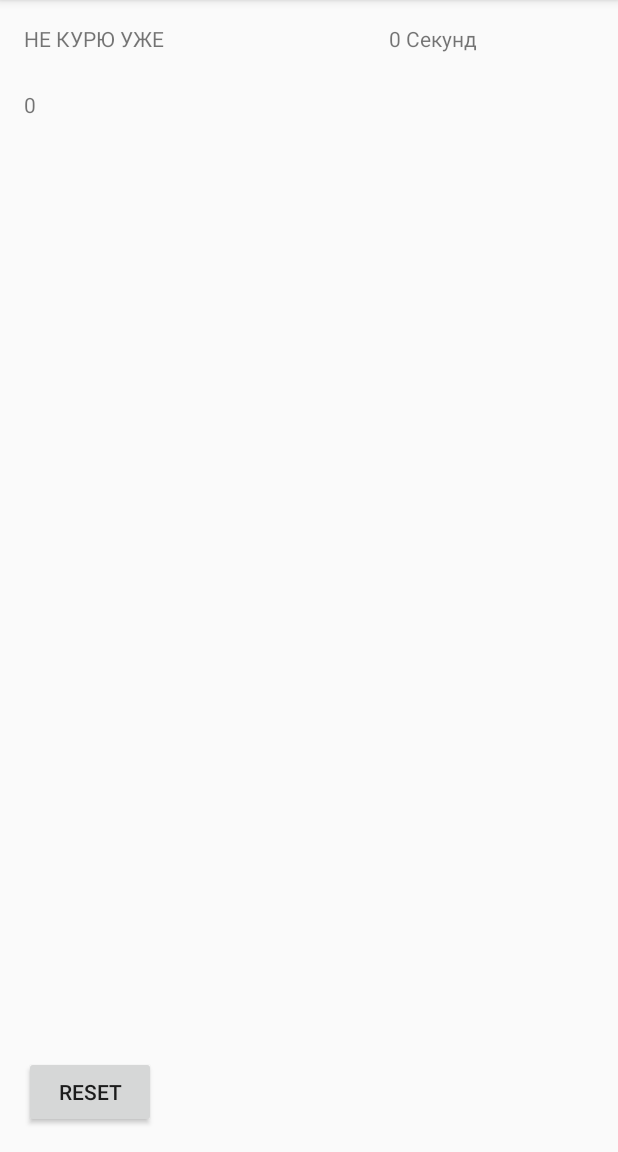
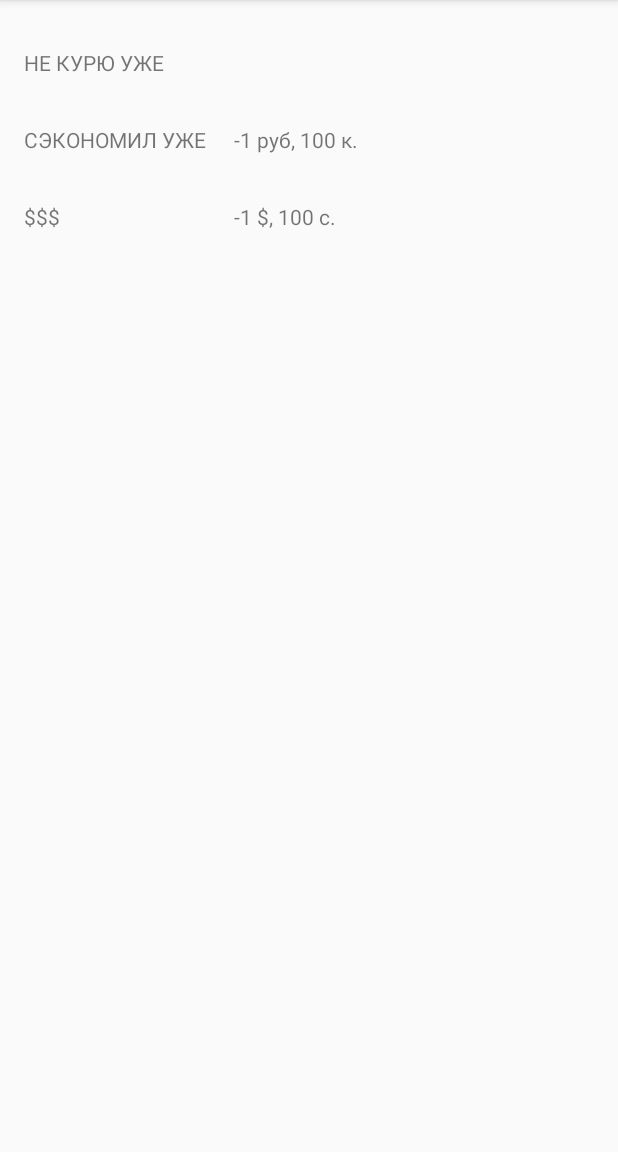
Before and after one commit to Undrown/NoSmoking, an Android app: the screen it shows after launch (MainActivity), on a phone screen of 412 x 824 dp, the part 84-1236 px from its top. Run offline under Robolectric (Android 15) with nearby library versions, the light colour scheme and no system bars.

Commit message:
added separate class TimestampFormat, MoneySavedFormat

```diff
--- a/app/src/main/java/com/undrown/nosmoking/MainActivity.kt
+++ b/app/src/main/java/com/undrown/nosmoking/MainActivity.kt
@@ -3,6 +3,7 @@ package com.undrown.nosmoking
 import android.content.Context
 import android.os.Bundle
 import androidx.appcompat.app.AppCompatActivity
+import androidx.core.view.isVisible
 import kotlinx.android.synthetic.main.activity_main.*
 import java.util.*
 import java.util.concurrent.TimeUnit
@@ -14,132 +15,25 @@ class MainActivity : AppCompatActivity() {
     override fun onCreate(savedInstanceState: Bundle?) {
         super.onCreate(savedInstanceState)
         setContentView(R.layout.activity_main)
-        val pref = this.getPreferences(Context.MODE_PRIVATE)
-        var timeStart = pref.getLong("com.undrown.nosmoking.timestart", Date().time)
+        var timeStart =
+            this.getPreferences(Context.MODE_PRIVATE)
+                .getLong("com.undrown.nosmoking.timestart", Date().time)
         fixedRateTimer("timer", false, 0L, 1000L){
             this@MainActivity.runOnUiThread {
-                timePassed.text = getTimeStamp(timeStart)
-                textMoneySaved.text = ((Date().time - timeStart)*(20/(3600*24))).toString()
+                val timeCur = Date().time
+                val moneySaved = MoneySavedFormat(timeStart, timeCur)
+                timePassed.text = TimestampFormat(timeStart, timeCur).toVerbose()
+                rubSaved.text = moneySaved.vRub
+                dollarsSaved.text = moneySaved.vUSD
             }
         }
         resetButton.setOnClickListener {
-            with(pref.edit()){
+            with(this.getPreferences(Context.MODE_PRIVATE).edit()){
                 putLong("com.undrown.nosmoking.timestart", Date().time)
                 apply()
             }
-            timeStart = pref.getLong("com.undrown.nosmoking.timestart", Date().time)
+            timeStart = this.getPreferences(Context.MODE_PRIVATE).getLong("com.undrown.nosmoking.timestart", Date().time)
         }
-    }
-
-    private fun getTimeStamp(timeStart:Long):String{
-        val timeDelta = Date().time - timeStart
-        var timeDeltaInMillisRest = timeDelta
-        //days
-        var diff = TimeUnit.DAYS.convert(timeDeltaInMillisRest, TimeUnit.MILLISECONDS)
-        var diffUsed = TimeUnit.DAYS.toMillis(diff)
-        timeDeltaInMillisRest -= diffUsed
-        //test
-        val years = diff/365
-        var daysRest = diff%365
-        val months = daysRest/30
-        daysRest %= 30
-        val yearsVerbose = when(abs(years/10) % 10){
-            1L -> "Лет"
-            else -> {
-                when(abs(years) % 10){
-                    1L -> "Год"
-                    2L, 3L, 4L -> "Года"
-                    else -> {
-                        "Лет"
-                    }
-                }
-            }
-        }
-        val monthsVerbose = when(abs(months/10) % 10){
-            1L -> "Месяцев"
-            else -> {
-                when(abs(months) % 10){
-                    1L -> "Месяц"
-                    2L, 3L, 4L -> "Месяца"
-                    else -> {
-                        "Месяцев"
-                    }
-                }
-            }
-        }
-        var ymd = ""
-        if(years != 0L){
-            ymd += "$years $yearsVerbose, "
-        }
-        if(months != 0L){
-            ymd += "$months $monthsVerbose, "
-        }
-        //ymd = "$years $yearsVerbose, $months $monthsVerbose, "
-        ////////////////////////////test
-        val daysVerbose = when(abs(daysRest/10) % 10){
-            1L -> "Дней"
-            else -> {
-                when(abs(daysRest) % 10){
-                    1L -> "День"
-                    2L, 3L, 4L -> "Дня"
-                    else -> {
-                        "Дней"
-                    }
-                }
-            }
-        }
-        val days = if(daysRest != 0L)"$daysRest $daysVerbose, " else ""
-        //hours
-        diff = TimeUnit.HOURS.convert(timeDeltaInMillisRest, TimeUnit.MILLISECONDS)
-        diffUsed = TimeUnit.HOURS.toMillis(diff)
-        timeDeltaInMillisRest -= diffUsed
-        val hoursVerbose = when(abs(diff/10) % 10){
-            1L -> "Часов"
-            else -> {
-                when(abs(diff) % 10){
-                    1L -> "Час"
-                    2L, 3L, 4L -> "Часа"
-                    else -> {
-                        "Часов"
-                    }
-                }
-            }
-        }
-        val hours = if(diff != 0L)"$diff $hoursVerbose, " else ""
-        //minutes
-        diff = TimeUnit.MINUTES.convert(timeDeltaInMillisRest, TimeUnit.MILLISECONDS)
-        diffUsed = TimeUnit.MINUTES.toMillis(diff)
-        timeDeltaInMillisRest -= diffUsed
-        val minutesVerbose = when(abs(diff/10) % 10){
-            1L -> "Минут"
-            else -> {
-                when(abs(diff) % 10){
-                    1L -> "Минуту"
-                    2L, 3L, 4L -> "Минуты"
-                    else -> {
-                        "Минут"
-                    }
-                }
-            }
-        }
-        val minutes = if (diff!=0L) "$diff $minutesVerbose, " else ""
-        //seconds
-        diff = TimeUnit.SECONDS.convert(timeDeltaInMillisRest, TimeUnit.MILLISECONDS)
-        diffUsed = TimeUnit.SECONDS.toMillis(diff)
-        timeDeltaInMillisRest -= diffUsed
-        val secondsVerbose = when(abs(diff/10) % 10){
-            1L -> "Секунд"
-            else -> {
-                when(abs(diff) % 10){
-                    1L -> "Секунду"
-                    2L, 3L, 4L -> "Секунды"
-                    else -> {
-                        "Секунд"
-                    }
-                }
-            }
-        }
-        val seconds = "$diff $secondsVerbose"
-        return "$ymd $days $hours $minutes $seconds"
+        resetButton.isVisible = false
     }
 }
--- /dev/null
+++ b/app/src/main/java/com/undrown/nosmoking/MoneySavedFormat.kt
@@ -0,0 +1,18 @@
+package com.undrown.nosmoking
+
+import kotlin.math.roundToInt
+
+class MoneySavedFormat(timeStart:Long, timeCur:Long) {
+    private val secDelta = (timeCur - timeStart)/1000              //секунд прошло
+    private val rubSavedPerDay:Double = 20.0                                //рублей в сутки
+    private val secInDay = 3600*24                                 //секунд в сутках
+    private val rubSavedPerSec = rubSavedPerDay/secInDay            //экономия в секунду
+    private val rubSaved = rubSavedPerSec * secDelta
+    private val usdSaved = (rubSaved/16.5f)
+    val rub = if(rubSaved - rubSaved.roundToInt() > 0)rubSaved.roundToInt() else rubSaved.roundToInt() - 1
+    val kop = ((rubSaved - rub)*100).roundToInt()
+    val usd = if(usdSaved - usdSaved.roundToInt() > 0)usdSaved.roundToInt() else usdSaved.roundToInt() - 1
+    val cent = ((usdSaved - usd)*100).roundToInt()
+    val vRub = "$rub руб, $kop к."
+    val vUSD = "$usd $, $cent c."
+}
--- /dev/null
+++ b/app/src/main/java/com/undrown/nosmoking/TimestampFormat.kt
@@ -0,0 +1,159 @@
+package com.undrown.nosmoking
+
+import kotlin.math.abs
+
+
+class TimestampFormat(timeStart:Long, timeCur:Long) {
+    private val timeDelta = timeCur - timeStart
+    private var years:Long = 0L
+    private var months:Long = 0L
+    private var days:Long = 0L
+    private var hours:Long = 0L
+    private var minutes:Long = 0L
+    private var seconds:Long = 0L
+
+    //service values
+    private val millisInSec = 1000L
+    private val millisInMinute = 60*millisInSec
+    private val millisInHour = 60*millisInMinute
+    private val millisInDay = 24*millisInHour
+    private val millisInMonth = 30*millisInDay
+    private val millisInYear = 365*millisInDay
+
+    init {
+        timeDelta
+            .getYears()
+            .getMonths()
+            .getDays()
+            .getHours()
+            .getMinutes()
+            .getSeconds()
+    }
+
+    fun toVerbose():String{
+        return "${vYear()}${vMonth()}${vDay()}${vHour()}${vMinute()}${vSecond()}"
+    }
+
+    private fun Long.getYears(): Long {
+        years = this/millisInYear
+        return this%millisInYear
+    }
+    private fun Long.getMonths(): Long {
+        months = this/millisInMonth
+        return this%millisInMonth
+    }
+    private fun Long.getDays(): Long {
+        days = this/millisInDay
+        return this%millisInDay
+    }
+    private fun Long.getHours(): Long {
+        hours = this/millisInHour
+        return this%millisInHour
+    }
+    private fun Long.getMinutes(): Long {
+        minutes = this/millisInMinute
+        return this%millisInMinute
+    }
+    private fun Long.getSeconds(): Long {
+        seconds = this/millisInSec
+        return this%millisInSec
+    }
+    //verbose functions
+
+    private fun vYear():String{
+        if(years == 0L) return ""
+        val v = when(abs(years/10) % 10){
+            1L -> "Лет"
+            else -> {
+                when(abs(years) % 10){
+                    1L -> "Год"
+                    2L, 3L, 4L -> "Года"
+                    else -> {
+                        "Лет"
+                    }
+                }
+            }
+        }
+        return "$years $v, "
+    }
+    private fun vMonth():String{
+        if(months == 0L) return ""
+        val v = when(abs(months/10) % 10){
+            1L -> "Месяцев"
+            else -> {
+                when(abs(months) % 10){
+                    1L -> "Месяц"
+                    2L, 3L, 4L -> "Месяца"
+                    else -> {
+                        "Месяцев"
+                    }
+                }
+            }
+        }
+        return "$months $v, "
+    }
+    private fun vDay():String{
+        if(days == 0L) return ""
+        val v = when(abs(days/10) % 10){
+            1L -> "Дней"
+            else -> {
+                when(abs(days) % 10){
+                    1L -> "День"
+                    2L, 3L, 4L -> "Дня"
+                    else -> {
+                        "Дней"
+                    }
+                }
+            }
+        }
+        return "$days $v, "
+    }
+    private fun vHour():String{
+        if(hours == 0L) return ""
+        val v = when(abs(hours/10) % 10){
+            1L -> "Часов"
+            else -> {
+                when(abs(hours) % 10){
+                    1L -> "Час"
+                    2L, 3L, 4L -> "Часа"
+                    else -> {
+                        "Часов"
+                    }
+                }
+            }
+        }
+        return "$hours $v, "
+    }
+    private fun vMinute():String{
+        if(minutes == 0L) return ""
+        val v = when(abs(minutes/10) % 10){
+            1L -> "Минут"
+            else -> {
+                when(abs(minutes) % 10){
+                    1L -> "Минута"
+                    2L, 3L, 4L -> "Минуты"
+                    else -> {
+                        "Минут"
+                    }
+                }
+            }
+        }
+        return "$minutes $v, "
+    }
+    private fun vSecond():String{
+        if(seconds == 0L) return ""
+        val v = when(abs(seconds/10) % 10){
+            1L -> "Секунд"
+            else -> {
+                when(abs(seconds) % 10){
+                    1L -> "Секунда"
+                    2L, 3L, 4L -> "Секунды"
+                    else -> {
+                        "Секунд"
+                    }
+                }
+            }
+        }
+        return "$seconds $v"
+    }
+}
--- a/app/src/main/res/layout/activity_main.xml
+++ b/app/src/main/res/layout/activity_main.xml
@@ -8,45 +8,49 @@
 
     <TextView
         android:id="@+id/textTimePassed"
-        android:layout_width="150dp"
+        android:layout_width="140dp"
         android:layout_height="wrap_content"
         android:layout_marginStart="16dp"
         android:layout_marginLeft="16dp"
-        android:layout_marginTop="16dp"
+        android:layout_marginTop="32dp"
         android:text="@string/t_textTimePassed"
         app:layout_constraintStart_toStartOf="parent"
         app:layout_constraintTop_toTopOf="parent" />
 
     <TextView
         android:id="@+id/timePassed"
-        android:layout_width="150dp"
+        android:layout_width="0dp"
         android:layout_height="wrap_content"
-        android:layout_marginTop="16dp"
+        android:layout_marginTop="32dp"
+        android:layout_marginEnd="16dp"
+        android:layout_marginRight="16dp"
         app:layout_constraintEnd_toEndOf="parent"
-        app:layout_constraintHorizontal_bias="0.938"
-        app:layout_constraintStart_toStartOf="parent"
+        app:layout_constraintHorizontal_bias="0.0"
+        app:layout_constraintStart_toEndOf="@+id/textTimePassed"
         app:layout_constraintTop_toTopOf="parent" />
 
     <TextView
         android:id="@+id/textMoneySaved"
-        android:layout_width="wrap_content"
+        android:layout_width="140dp"
         android:layout_height="wrap_content"
         android:layout_marginStart="16dp"
         android:layout_marginLeft="16dp"
-        android:layout_marginTop="60dp"
+        android:layout_marginTop="32dp"
         android:text="@string/t_textMoneySaved"
         app:layout_constraintStart_toStartOf="parent"
-        app:layout_constraintTop_toTopOf="parent" />
+        app:layout_constraintTop_toBottomOf="@+id/textTimePassed" />
 
     <TextView
-        android:id="@+id/moneySaved"
-        android:layout_width="150dp"
+        android:id="@+id/rubSaved"
+        android:layout_width="0dp"
         android:layout_height="wrap_content"
-        android:layout_marginTop="60dp"
+        android:layout_marginTop="32dp"
         android:layout_marginEnd="16dp"
         android:layout_marginRight="16dp"
         app:layout_constraintEnd_toEndOf="parent"
-        app:layout_constraintTop_toTopOf="parent" />
+        app:layout_constraintHorizontal_bias="0.0"
+        app:layout_constraintStart_toEndOf="@+id/textMoneySaved"
+        app:layout_constraintTop_toBottomOf="@+id/timePassed" />
 
     <Button
         android:id="@+id/resetButton"
@@ -58,4 +62,26 @@
         android:text="@string/reset"
         app:layout_constraintBottom_toBottomOf="parent"
         app:layout_constraintStart_toStartOf="parent" />
+
+    <TextView
+        android:id="@+id/textView"
+        android:layout_width="140dp"
+        android:layout_height="wrap_content"
+        android:layout_marginStart="16dp"
+        android:layout_marginLeft="16dp"
+        android:layout_marginTop="32dp"
+        android:text="@string/AS_DOLLARS"
+        app:layout_constraintStart_toStartOf="parent"
+        app:layout_constraintTop_toBottomOf="@+id/textMoneySaved" />
+
+    <TextView
+        android:id="@+id/dollarsSaved"
+        android:layout_width="0dp"
+        android:layout_height="wrap_content"
+        android:layout_marginTop="32dp"
+        android:layout_marginEnd="16dp"
+        android:layout_marginRight="16dp"
+        app:layout_constraintEnd_toEndOf="parent"
+        app:layout_constraintStart_toEndOf="@+id/textView"
+        app:layout_constraintTop_toBottomOf="@+id/rubSaved" />
 </androidx.constraintlayout.widget.ConstraintLayout>
--- a/app/src/main/res/values/strings.xml
+++ b/app/src/main/res/values/strings.xml
@@ -3,4 +3,5 @@
     <string name="t_textTimePassed">НЕ КУРЮ УЖЕ</string>
     <string name="t_textMoneySaved">СЭКОНОМИЛ УЖЕ</string>
     <string name="reset">Reset</string>
+    <string name="AS_DOLLARS">$$$</string>
 </resources>
```
